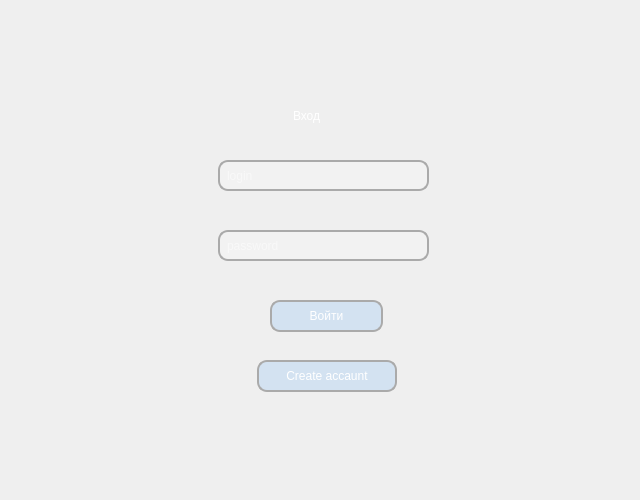
First picture: the form in ui/qt_base_ui/ui_log_win/ui_log_in_window.ui, repository AALLEXXX/ProjectJ, before the edit.
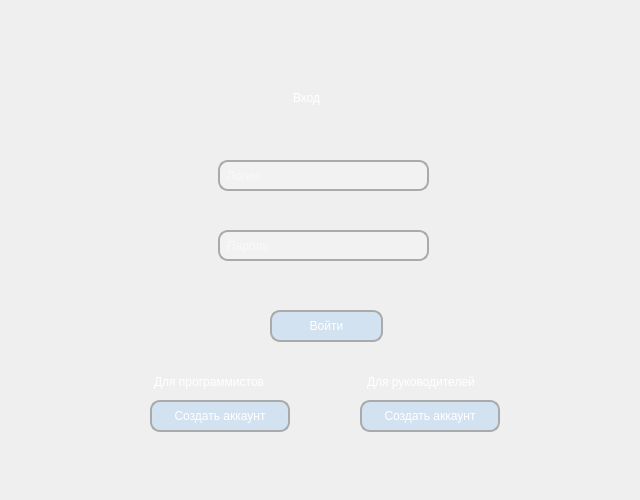
Second picture: the form after the edit. Icons and pictures are not drawn.

What changed in the file:
```diff
--- a/ui/qt_base_ui/ui_log_win/ui_log_in_window.ui
+++ b/ui/qt_base_ui/ui_log_win/ui_log_in_window.ui
@@ -91,21 +91,33 @@
       <height>31</height>
      </rect>
     </property>
+    <property name="sizePolicy">
+     <sizepolicy hsizetype="Preferred" vsizetype="Preferred">
+      <horstretch>0</horstretch>
+      <verstretch>0</verstretch>
+     </sizepolicy>
+    </property>
     <property name="placeholderText">
-     <string>login</string>
+     <string>Логин</string>
     </property>
    </widget>
-   <widget class="QPushButton" name="create_acc_but">
+   <widget class="QPushButton" name="create_acc_prog_but">
     <property name="geometry">
      <rect>
-      <x>257</x>
-      <y>360</y>
+      <x>150</x>
+      <y>400</y>
       <width>140</width>
       <height>32</height>
      </rect>
     </property>
+    <property name="sizePolicy">
+     <sizepolicy hsizetype="Preferred" vsizetype="Preferred">
+      <horstretch>0</horstretch>
+      <verstretch>0</verstretch>
+     </sizepolicy>
+    </property>
     <property name="text">
-     <string>Create accaunt</string>
+     <string>Создать аккаунт</string>
     </property>
    </widget>
    <widget class="QLineEdit" name="password_text">
@@ -117,19 +129,37 @@
       <height>31</height>
      </rect>
     </property>
+    <property name="sizePolicy">
+     <sizepolicy hsizetype="Preferred" vsizetype="Preferred">
+      <horstretch>0</horstretch>
+      <verstretch>0</verstretch>
+     </sizepolicy>
+    </property>
     <property name="placeholderText">
-     <string>password</string>
+     <string>Пароль</string>
     </property>
    </widget>
    <widget class="QLabel" name="label">
     <property name="geometry">
      <rect>
       <x>293</x>
-      <y>100</y>
-      <width>61</width>
-      <height>31</height>
+      <y>80</y>
+      <width>65</width>
+      <height>35</height>
      </rect>
     </property>
+    <property name="minimumSize">
+     <size>
+      <width>65</width>
+      <height>35</height>
+     </size>
+    </property>
+    <property name="maximumSize">
+     <size>
+      <width>100</width>
+      <height>60</height>
+     </size>
+    </property>
     <property name="styleSheet">
      <string notr="true">
 font: 26pt &quot;Apple Symbols&quot;;</string>
@@ -142,15 +172,82 @@
     <property name="geometry">
      <rect>
       <x>270</x>
-      <y>300</y>
+      <y>310</y>
       <width>113</width>
       <height>32</height>
      </rect>
     </property>
+    <property name="sizePolicy">
+     <sizepolicy hsizetype="Preferred" vsizetype="Preferred">
+      <horstretch>0</horstretch>
+      <verstretch>0</verstretch>
+     </sizepolicy>
+    </property>
     <property name="text">
      <string>Войти</string>
     </property>
    </widget>
+   <widget class="QPushButton" name="create_acc_lead_but">
+    <property name="geometry">
+     <rect>
+      <x>360</x>
+      <y>400</y>
+      <width>140</width>
+      <height>32</height>
+     </rect>
+    </property>
+    <property name="sizePolicy">
+     <sizepolicy hsizetype="Preferred" vsizetype="Preferred">
+      <horstretch>0</horstretch>
+      <verstretch>0</verstretch>
+     </sizepolicy>
+    </property>
+    <property name="text">
+     <string>Создать аккаунт</string>
+    </property>
+   </widget>
+   <widget class="QLabel" name="label_2">
+    <property name="geometry">
+     <rect>
+      <x>154</x>
+      <y>372</y>
+      <width>130</width>
+      <height>20</height>
+     </rect>
+    </property>
+    <property name="text">
+     <string>Для программистов</string>
+    </property>
+   </widget>
+   <widget class="QLabel" name="label_3">
+    <property name="geometry">
+     <rect>
+      <x>367</x>
+      <y>374</y>
+      <width>131</width>
+      <height>16</height>
+     </rect>
+    </property>
+    <property name="text">
+     <string>Для руководителей</string>
+    </property>
+   </widget>
+   <widget class="QLabel" name="warning_label">
+    <property name="geometry">
+     <rect>
+      <x>225</x>
+      <y>280</y>
+      <width>201</width>
+      <height>16</height>
+     </rect>
+    </property>
+    <property name="text">
+     <string/>
+    </property>
+    <property name="alignment">
+     <set>Qt::AlignCenter</set>
+    </property>
+   </widget>
   </widget>
  </widget>
  <resources>
```
